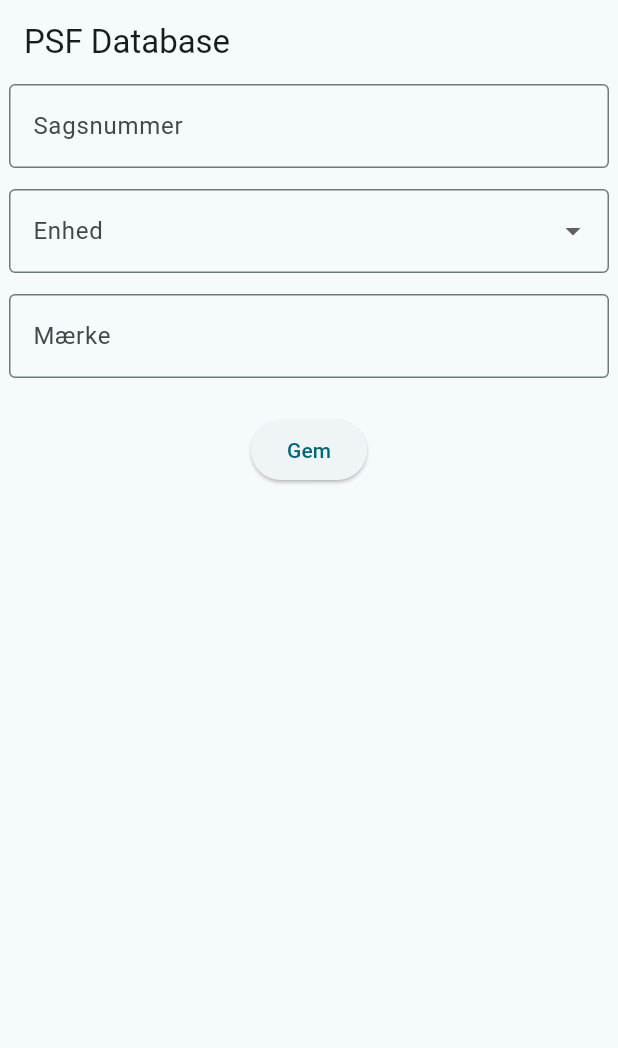
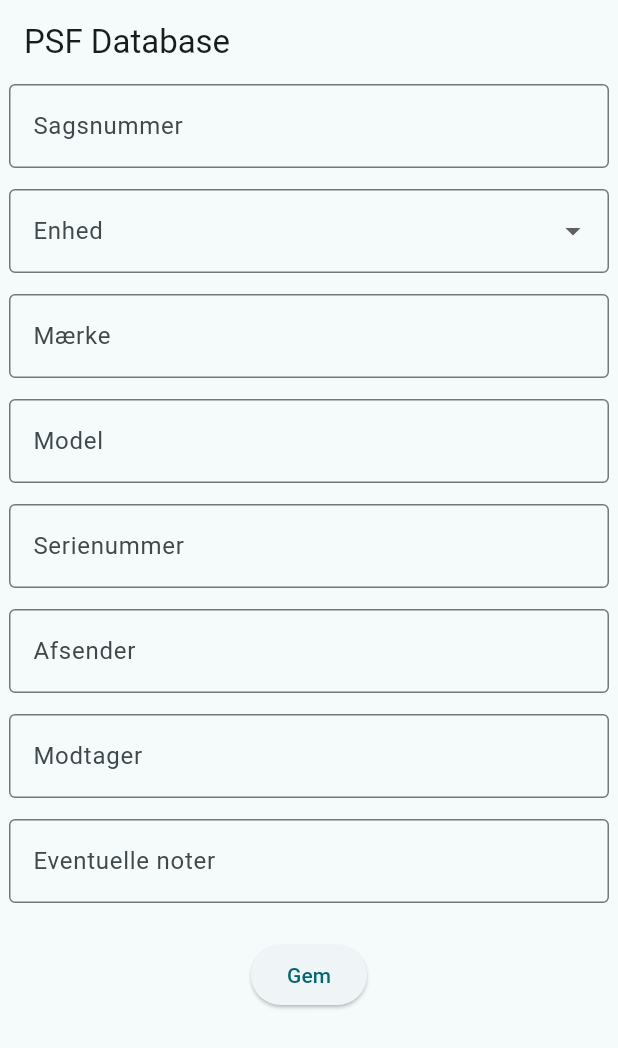
Before and after one commit to abeldenius/psd_db, a Flutter app: the screen it shows after launch, on a phone screen of 412 x 824 dp. Shown: the top 1048 px of the screen. Run offline on Flutter 3.47's test engine with Material 2 defaults, Android fonts, the phone set to English and light mode, and no system bars; Roboto replaces fonts that are missing (IBM).

Commit message:
Added all TextFields - and _controllers

```diff
--- a/lib/main.dart
+++ b/lib/main.dart
@@ -47,16 +47,18 @@ class _MyHomePageState extends State<MyHomePage> {
   final TextEditingController _controller5 = TextEditingController();
   final TextEditingController _controller6 = TextEditingController();
   final TextEditingController _controller7 = TextEditingController();
-  final TextEditingController _controller8 = TextEditingController();
-  final TextEditingController _controller9 = TextEditingController();
-  final TextEditingController _controller10 = TextEditingController();
-  final TextEditingController _controller11 = TextEditingController();
-  final TextEditingController _controller12 = TextEditingController();
+
   String? _selectedValue;
 
   void dispose() {
     _controller.dispose();
     _controller2.dispose();
+    _controller3.dispose();
+    _controller4.dispose();
+    _controller5.dispose();
+    _controller6.dispose();
+    _controller7.dispose();
+
     super.dispose();
   }
 
@@ -90,7 +92,7 @@ class _MyHomePageState extends State<MyHomePage> {
               initialValue: '',
               // Provide a builder function to create your custom widget.
               builder: (FormFieldState<String> state) {
-                return Container(
+                return SizedBox(
                   width: 400,
                   height: 60,
                   child: TextField(
@@ -137,7 +139,7 @@ class _MyHomePageState extends State<MyHomePage> {
               initialValue: '',
               // Provide a builder function to create your custom widget.
               builder: (FormFieldState<String> state) {
-                return Container(
+                return SizedBox(
                   width: 400,
                   height: 60,
                   child: TextField(
@@ -145,6 +147,116 @@ class _MyHomePageState extends State<MyHomePage> {
                     decoration: InputDecoration(
                       border: const OutlineInputBorder(),
                       labelText: 'Mærke',
+                      errorText: state.hasError ? state.errorText : null,
+                    ),
+                  ),
+                );
+              },
+            ),
+            const SizedBox(
+              height: 10,
+            ),
+            FormField<String>(
+              // Initialize FormField value.
+              initialValue: '',
+              // Provide a builder function to create your custom widget.
+              builder: (FormFieldState<String> state) {
+                return SizedBox(
+                  width: 400,
+                  height: 60,
+                  child: TextField(
+                    controller: _controller3,
+                    decoration: InputDecoration(
+                      border: const OutlineInputBorder(),
+                      labelText: 'Model',
+                      errorText: state.hasError ? state.errorText : null,
+                    ),
+                  ),
+                );
+              },
+            ),
+            const SizedBox(
+              height: 10,
+            ),
+            FormField<String>(
+              // Initialize FormField value.
+              initialValue: '',
+              // Provide a builder function to create your custom widget.
+              builder: (FormFieldState<String> state) {
+                return SizedBox(
+                  width: 400,
+                  height: 60,
+                  child: TextField(
+                    controller: _controller4,
+                    decoration: InputDecoration(
+                      border: const OutlineInputBorder(),
+                      labelText: 'Serienummer',
+                      errorText: state.hasError ? state.errorText : null,
+                    ),
+                  ),
+                );
+              },
+            ),
+            const SizedBox(
+              height: 10,
+            ),
+            FormField<String>(
+              // Initialize FormField value.
+              initialValue: '',
+              // Provide a builder function to create your custom widget.
+              builder: (FormFieldState<String> state) {
+                return SizedBox(
+                  width: 400,
+                  height: 60,
+                  child: TextField(
+                    controller: _controller5,
+                    decoration: InputDecoration(
+                      border: const OutlineInputBorder(),
+                      labelText: 'Afsender',
+                      errorText: state.hasError ? state.errorText : null,
+                    ),
+                  ),
+                );
+              },
+            ),
+            const SizedBox(
+              height: 10,
+            ),
+            FormField<String>(
+              // Initialize FormField value.
+              initialValue: '',
+              // Provide a builder function to create your custom widget.
+              builder: (FormFieldState<String> state) {
+                return SizedBox(
+                  width: 400,
+                  height: 60,
+                  child: TextField(
+                    controller: _controller6,
+                    decoration: InputDecoration(
+                      border: const OutlineInputBorder(),
+                      labelText: 'Modtager',
+                      errorText: state.hasError ? state.errorText : null,
+                    ),
+                  ),
+                );
+              },
+            ),
+            const SizedBox(
+              height: 10,
+            ),
+            FormField<String>(
+              // Initialize FormField value.
+              initialValue: '',
+              // Provide a builder function to create your custom widget.
+              builder: (FormFieldState<String> state) {
+                return SizedBox(
+                  width: 400,
+                  height: 60,
+                  child: TextField(
+                    controller: _controller7,
+                    decoration: InputDecoration(
+                      border: const OutlineInputBorder(),
+                      labelText: 'Eventuelle noter',
                       errorText: state.hasError ? state.errorText : null,
                     ),
                   ),
```
